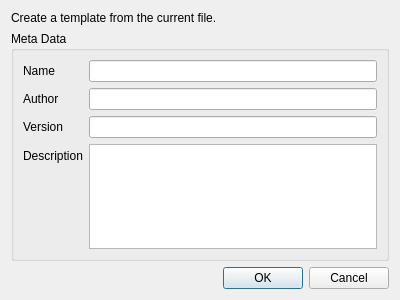
Old version of the form maketemplatedialog.ui in the repository svn2github/texstudio-trunk.
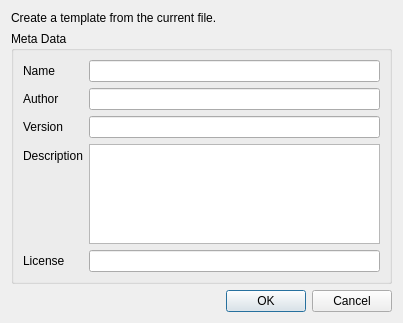
New version of the form.

```diff
--- a/maketemplatedialog.ui
+++ b/maketemplatedialog.ui
@@ -6,8 +6,8 @@
    <rect>
     <x>0</x>
     <y>0</y>
-    <width>400</width>
-    <height>300</height>
+    <width>403</width>
+    <height>323</height>
    </rect>
   </property>
   <property name="windowTitle">
@@ -71,6 +71,16 @@
         </property>
        </widget>
       </item>
+      <item row="4" column="0">
+       <widget class="QLabel" name="label_6">
+        <property name="text">
+         <string>License</string>
+        </property>
+       </widget>
+      </item>
+      <item row="4" column="1">
+       <widget class="QLineEdit" name="leLicense"/>
+      </item>
      </layout>
     </widget>
    </item>
```
